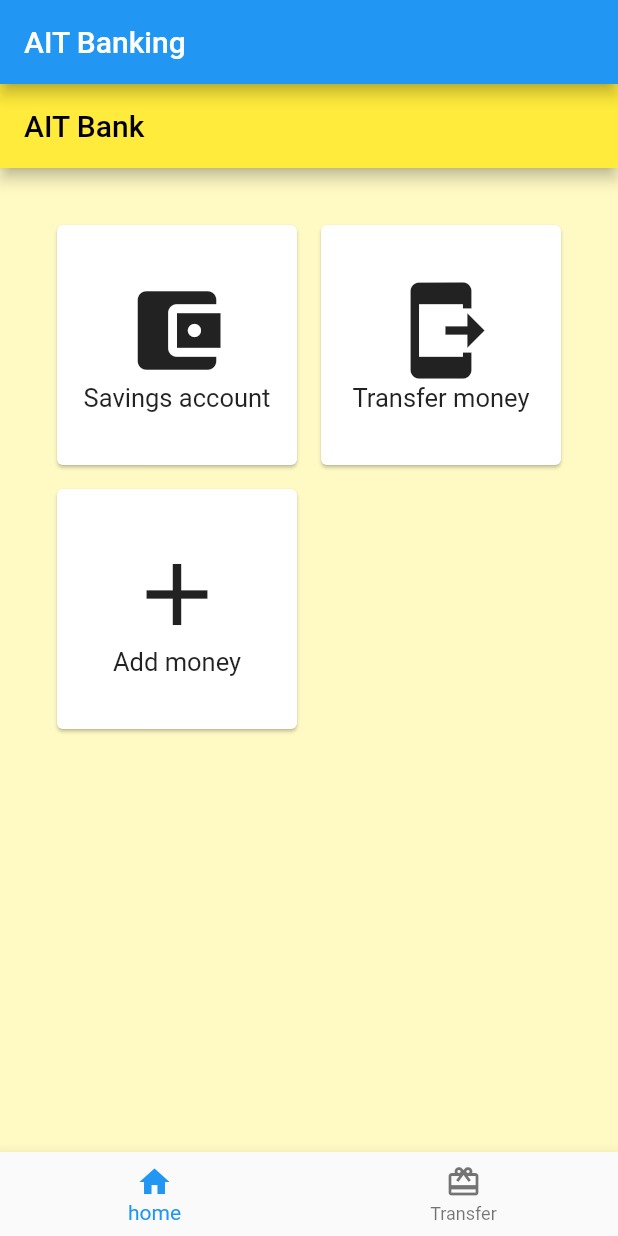
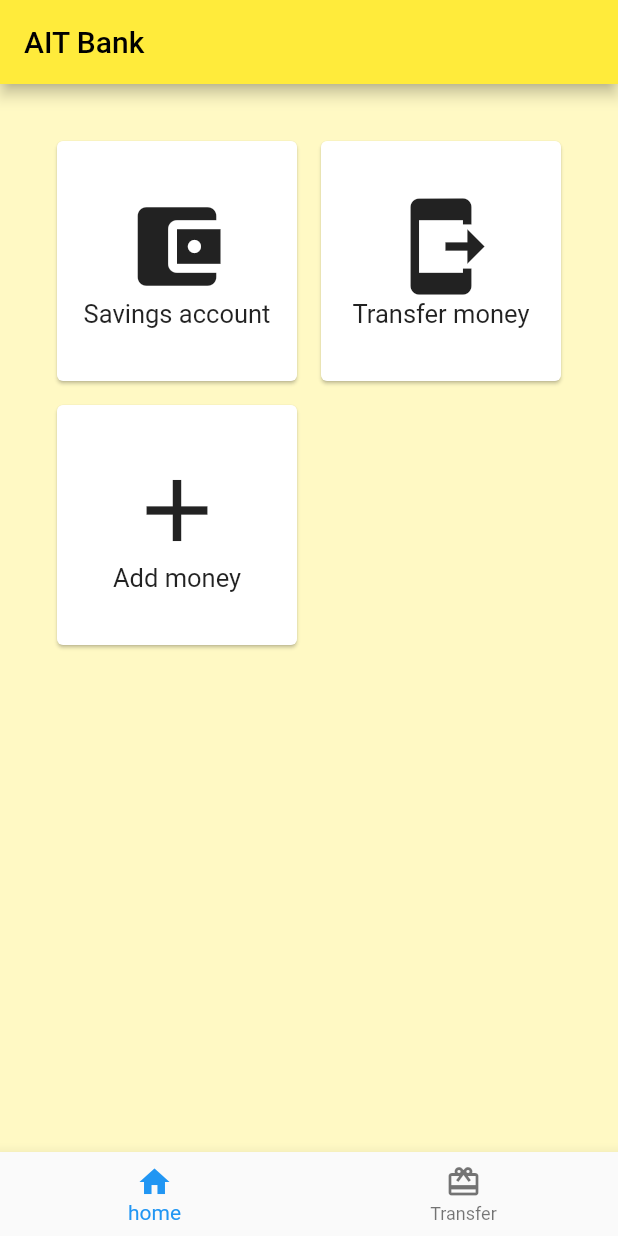
Before and after one commit to AnneRoki/OOPFfutter, a Flutter app: the screen it shows after launch, on a phone screen of 412 x 824 dp. Run offline on Flutter 3.47's test engine with Material 2 defaults, Android fonts, the phone set to English and light mode, and no system bars.

Commit message:
Update nav.dart

```diff
--- a/lib/nav.dart
+++ b/lib/nav.dart
@@ -26,9 +26,6 @@ class _navigationState extends State<navigation> {
   @override
   Widget build(BuildContext context) {
     return Scaffold(
-      appBar: AppBar(
-        title: Text('AIT Banking'),
-      ),
       body: Center(
         child: _options.elementAt(_pageIndex),
       ),
```
